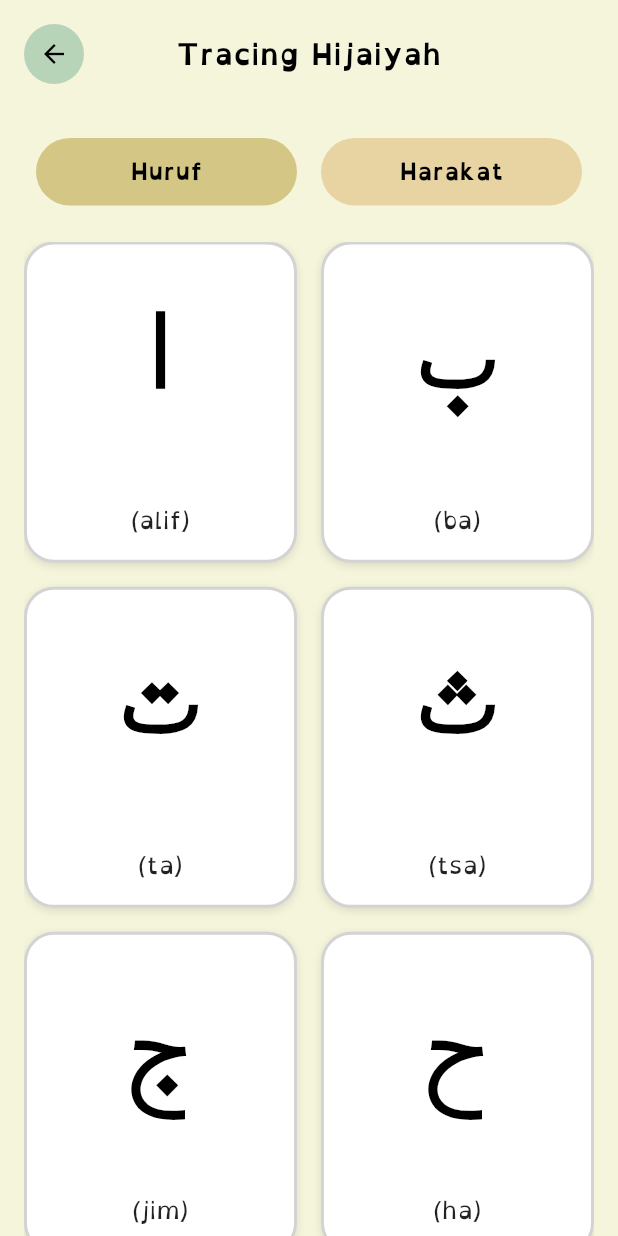
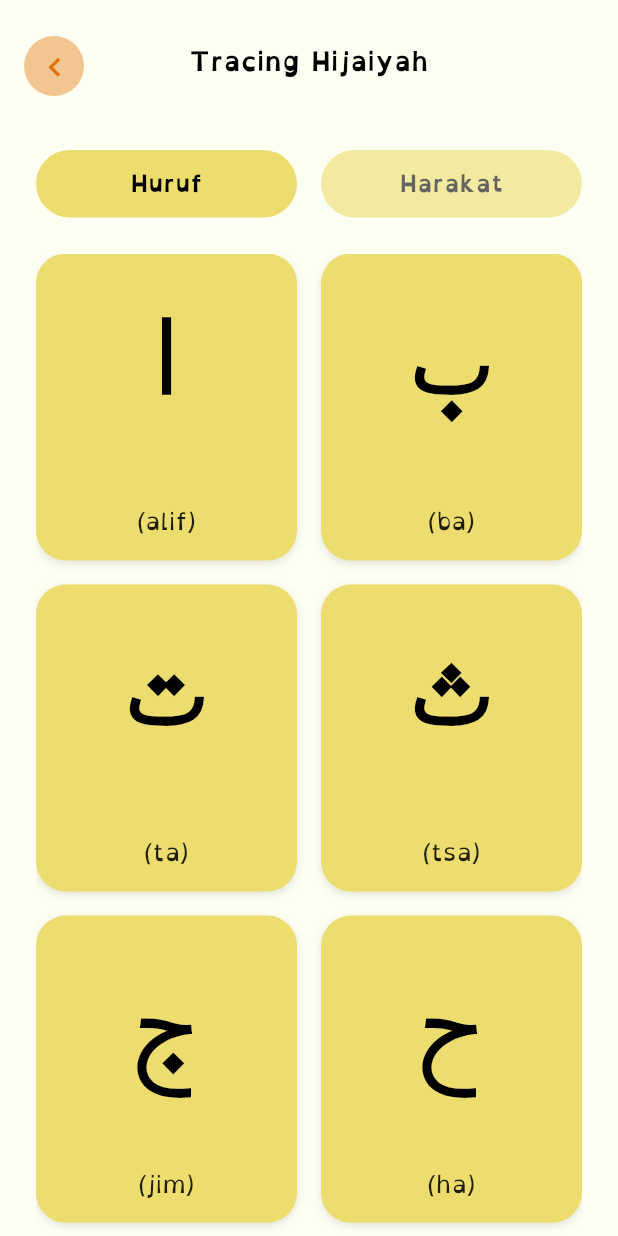
Before and after one commit to RiskaHaqikaSitumorang/Afdyl, a Flutter app: the HijaiyahTracingPage screen opened by its route, on a phone screen of 412 x 824 dp. Run offline on Flutter 3.47's test engine with Material 3 defaults, Android fonts, the phone set to English and light mode, and no system bars; our stand-ins replace audioplayers, flutter_compass, flutter_dotenv, geocoding, geolocator, google_fonts and 5 more; accounts and stored records are empty.

Commit message:
feat: jejak hijaiyah design improvement

```diff
--- a/lib/screens/hijaiyah_tracing_page.dart
+++ b/lib/screens/hijaiyah_tracing_page.dart
@@ -1,7 +1,8 @@
 import 'package:flutter/material.dart';
 import '../models/hijaiyah_model.dart';
 import '../widgets/hijaiyah_flashcard.dart';
-import 'hijaiyah_tracing_detail_page.dart'; // Impor relatif ke detail page
+import 'hijaiyah_tracing_detail_page.dart';
+import '../constants/app_colors.dart';
 
 class HijaiyahTracingPage extends StatefulWidget {
   @override
@@ -14,7 +15,6 @@ class HijaiyahTracingPageState extends State<HijaiyahTracingPage> {
   @override
   Widget build(BuildContext context) {
     return Scaffold(
-      backgroundColor: Color(0xFFF5F5DC),
       body: SafeArea(
         child: Column(
           children: [
@@ -25,17 +25,20 @@ class HijaiyahTracingPageState extends State<HijaiyahTracingPage> {
                   Container(
                     width: 40,
                     height: 40,
+                    margin: const EdgeInsets.only(top: 8.0),
                     decoration: BoxDecoration(
-                      color: Color(0xFFB8D4B8),
+                      color: AppColors.tertiary.withOpacity(0.4),
                       shape: BoxShape.circle,
                     ),
                     child: IconButton(
-                      icon: Icon(
-                        Icons.arrow_back,
-                        color: Colors.black,
-                        size: 20,
+                      icon: const Icon(
+                        Icons.chevron_left,
+                        color: AppColors.tertiary,
+                        size: 25,
                       ),
-                      onPressed: () => Navigator.pop(context),
+                      onPressed: () {
+                        Navigator.pop(context);
+                      },
                     ),
                   ),
                   Expanded(
@@ -43,7 +46,7 @@ class HijaiyahTracingPageState extends State<HijaiyahTracingPage> {
                       'Tracing Hijaiyah',
                       textAlign: TextAlign.center,
                       style: TextStyle(
-                        fontSize: 20,
+                        fontSize: 18,
                         fontWeight: FontWeight.w600,
                         color: Colors.black,
                         fontFamily: 'OpenDyslexic',
@@ -60,14 +63,14 @@ class HijaiyahTracingPageState extends State<HijaiyahTracingPage> {
               child: Row(
                 children: [
                   Expanded(
+                    child: Opacity(
+                      opacity: isHurufMode ? 1.0 : 0.6,
                       child: GestureDetector(
                         onTap: () => setState(() => isHurufMode = true),
                         child: Container(
                           height: 45,
                           decoration: BoxDecoration(
-                          color: isHurufMode
-                              ? Color(0xFFD4C785)
-                              : Color(0xFFE8D4A3),
+                            color: AppColors.secondary,
                             borderRadius: BorderRadius.circular(25),
                           ),
                           child: Center(
@@ -84,16 +87,17 @@ class HijaiyahTracingPageState extends State<HijaiyahTracingPage> {
                         ),
                       ),
                     ),
+                  ),
                   SizedBox(width: 16),
                   Expanded(
+                    child: Opacity(
+                      opacity: !isHurufMode ? 1.0 : 0.6,
                       child: GestureDetector(
                         onTap: () => setState(() => isHurufMode = false),
                         child: Container(
                           height: 45,
                           decoration: BoxDecoration(
-                          color: !isHurufMode
-                              ? Color(0xFFD4C785)
-                              : Color(0xFFE8D4A3),
+                            color: AppColors.secondary,
                             borderRadius: BorderRadius.circular(25),
                           ),
                           child: Center(
@@ -110,13 +114,14 @@ class HijaiyahTracingPageState extends State<HijaiyahTracingPage> {
                         ),
                       ),
                     ),
+                  ),
                 ],
               ),
             ),
             SizedBox(height: 24),
             Expanded(
               child: Padding(
-                padding: EdgeInsets.symmetric(horizontal: 16.0),
+                padding: EdgeInsets.symmetric(horizontal: 24.0),
                 child: GridView.builder(
                   gridDelegate: SliverGridDelegateWithFixedCrossAxisCount(
                     crossAxisCount: 2,
@@ -124,9 +129,12 @@ class HijaiyahTracingPageState extends State<HijaiyahTracingPage> {
                     mainAxisSpacing: 16,
                     childAspectRatio: 0.85,
                   ),
-                  itemCount: isHurufMode
-                      ? hijaiyahLetters.length // 28 huruf
-                      : hijaiyahLetters.length * 3, // 28 huruf x 3 variasi = 84 item
+                  itemCount:
+                      isHurufMode
+                          ? hijaiyahLetters
+                              .length // 28 huruf
+                          : hijaiyahLetters.length *
+                              3, // 28 huruf x 3 variasi = 84 item
                   itemBuilder: (context, index) {
                     if (index >= hijaiyahLetters.length && isHurufMode) {
                       print('Index out of bounds: $index');
@@ -152,23 +160,34 @@ class HijaiyahTracingPageState extends State<HijaiyahTracingPage> {
       print('Warning: Index $index exceeds hijaiyahLetters length');
       return;
     }
-    final letterData = isHurufMode
+    final letterData =
+        isHurufMode
             ? hijaiyahLetters[index]
-        : hijaiyahLetters[index ~/ 3]; // Ambil huruf berdasarkan indeks utama
+            : hijaiyahLetters[index ~/
+                3]; // Ambil huruf berdasarkan indeks utama
     final variationIndex = index % 3;
-    final displayText = isHurufMode
+    final displayText =
+        isHurufMode
             ? letterData.arabic
-        : [letterData.fatha, letterData.kasra, letterData.damma][variationIndex];
-    final pronunciationText = isHurufMode
+            : [
+              letterData.fatha,
+              letterData.kasra,
+              letterData.damma,
+            ][variationIndex];
+    final pronunciationText =
+        isHurufMode
             ? '(${letterData.latin})'
             : harakatPronunciations[index]; // Gunakan indeks langsung untuk 84 item
 
-    print('Navigating to: letter=$displayText, pronunciation=$pronunciationText');
+    print(
+      'Navigating to: letter=$displayText, pronunciation=$pronunciationText',
+    );
 
     Navigator.push(
       context,
       MaterialPageRoute(
-        builder: (context) => HijaiyahTracingDetailPage(
+        builder:
+            (context) => HijaiyahTracingDetailPage(
               letter: displayText,
               pronunciation: pronunciationText,
             ),
--- a/lib/screens/quran_page.dart
+++ b/lib/screens/quran_page.dart
@@ -186,7 +186,7 @@ class QuranPageState extends State<QuranPage>
                   Container(
                     width: 40,
                     height: 40,
-                    margin: const EdgeInsets.only(top: 8.0, left: 16.0),
+                    margin: const EdgeInsets.only(top: 8.0),
                     decoration: BoxDecoration(
                       color: AppColors.tertiary.withOpacity(0.4),
                       shape: BoxShape.circle,
@@ -240,7 +240,7 @@ class QuranPageState extends State<QuranPage>
                         child: Container(
                           height: 45,
                           decoration: BoxDecoration(
-                            color: const Color(0xFFD4C785),
+                            color: AppColors.secondary,
                             borderRadius: BorderRadius.circular(25),
                           ),
                           child: Center(
@@ -275,7 +275,7 @@ class QuranPageState extends State<QuranPage>
                         child: Container(
                           height: 45,
                           decoration: BoxDecoration(
-                            color: const Color(0xFFD4C785),
+                            color: AppColors.secondary,
                             borderRadius: BorderRadius.circular(25),
                           ),
                           child: Center(
--- a/lib/widgets/hijaiyah_flashcard.dart
+++ b/lib/widgets/hijaiyah_flashcard.dart
@@ -1,3 +1,4 @@
+import 'package:afdyl/constants/app_colors.dart';
 import 'package:flutter/material.dart';
 import '../models/hijaiyah_model.dart';
 
@@ -36,9 +37,8 @@ class HijaiyahFlashcard extends StatelessWidget {
       onTap: onTap,
       child: Container(
         decoration: BoxDecoration(
-          color: Colors.white,
+          color: AppColors.secondary,
           borderRadius: BorderRadius.circular(20),
-          border: Border.all(color: Color(0xFFD3D3D3), width: 2),
           boxShadow: [
             BoxShadow(
               color: Colors.black.withOpacity(0.1),
```
Also changed, not shown: lib/examples/database_usage_examples.dart (deleted, +0 -235 lines). Lines whose indentation alone changed are shown as unchanged.
